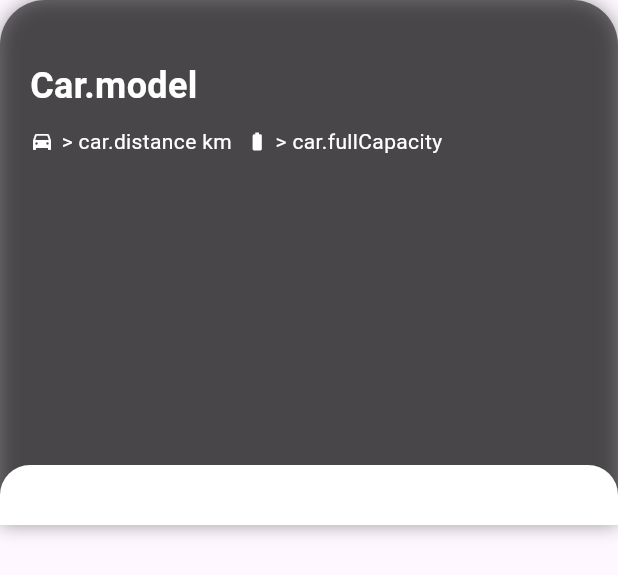
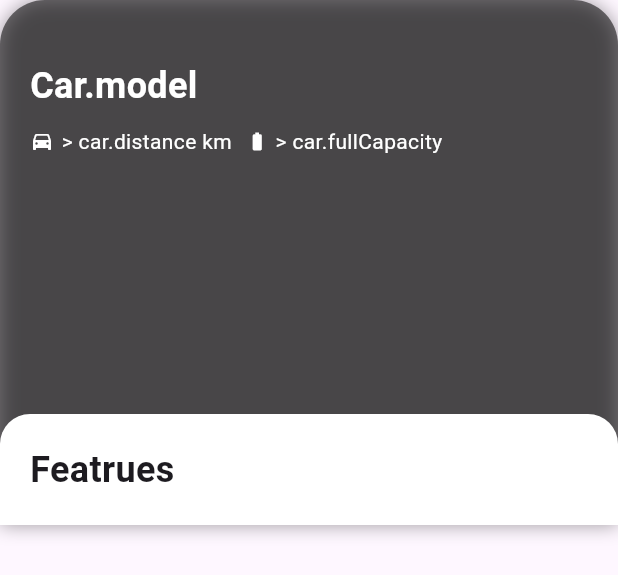
Before and after one commit to Ryuuutaaa/rent-car, a Flutter app: the CardDetailCard widget shown alone on an empty page, opened directly, on a phone screen of 412 x 824 dp. Shown: the top 575 px of the screen. Run offline on Flutter 3.47's test engine with Material 3 defaults, Android fonts, the phone set to English and light mode, and no system bars; our stand-ins replace cloud_firestore, firebase_core, flutter_map, latlong2; accounts and stored records are empty.

Commit message:
Add features section to CardDetailCard for improved information presentation

```diff
--- a/lib/presentation/pages/MapsDetailsPage.dart
+++ b/lib/presentation/pages/MapsDetailsPage.dart
@@ -124,6 +124,15 @@ Widget CardDetailCard() {
                 topRight: Radius.circular(20),
               ),
             ),
+            child: Column(
+              crossAxisAlignment: CrossAxisAlignment.start,
+              children: [
+                Text(
+                  "Featrues",
+                  style: TextStyle(fontSize: 24, fontWeight: FontWeight.bold),
+                ),
+              ],
+            ),
           ),
         ),
       ],
```
